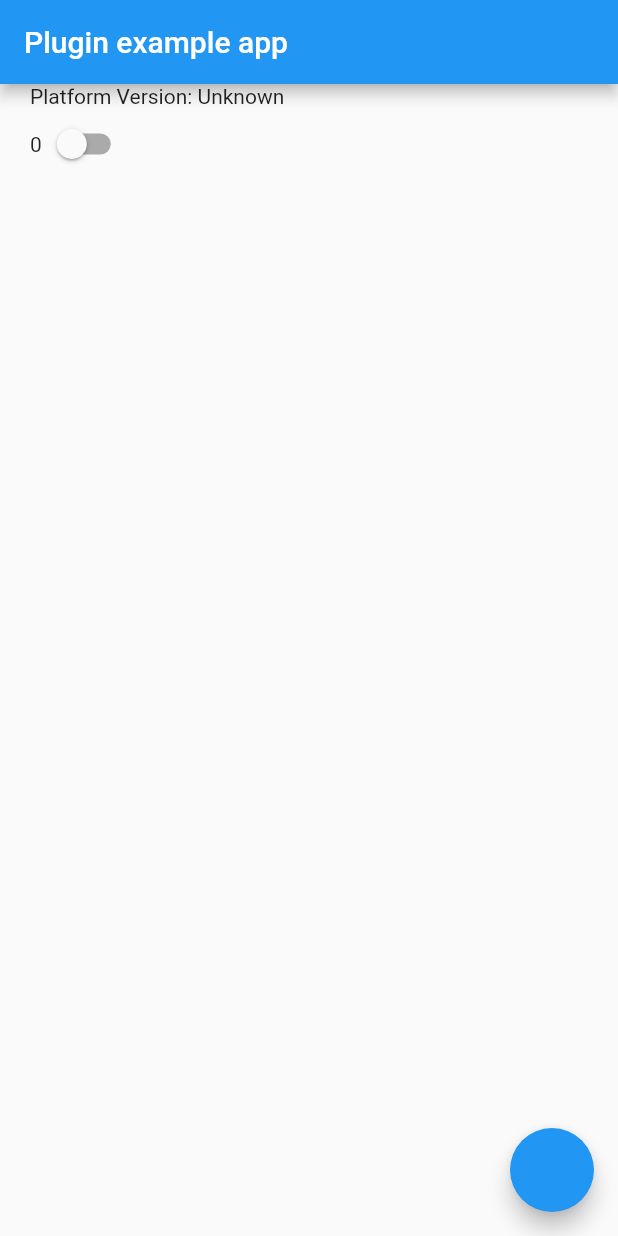
After one commit to SegnoTech/screenshot-flutter, a Flutter app: the screen it shows after launch, after a tap on the "add" icon, on a phone screen of 412 x 824 dp. The commit adds this screen. Run offline on Flutter 3.47's test engine with Material 2 defaults, Android fonts, the phone set to English and light mode, and no system bars; missing offline and left inert: keyboard_event, preference_list, screen_capturer.

Commit message:
added keyboard file

```diff
--- a/lib/home.dart
+++ b/lib/home.dart
@@ -4,6 +4,8 @@ import 'package:flutter/material.dart';
 import 'package:preference_list/preference_list.dart';
 import 'package:screen_capturer/screen_capturer.dart';
 import 'package:path_provider/path_provider.dart';
+
+import 'keyboardcount.dart';
 
 class HomePage extends StatefulWidget {
   const HomePage({Key? key}) : super(key: key);
@@ -127,6 +129,13 @@ class _HomePageState extends State<HomePage> {
         title: const Text('Plugin example app'),
       ),
       body: _buildBody(context),
+      floatingActionButton: FloatingActionButton(
+        onPressed: () {
+          Navigator.push(context,
+              MaterialPageRoute(builder: (context) => KeyboardPressCount()));
+        },
+        child: Icon(Icons.add),
+      ),
     );
   }
 }
--- /dev/null
+++ b/lib/keyboardcount.dart
@@ -0,0 +1,134 @@
+import 'package:flutter/material.dart';
+import 'package:keyboard_event/keyboard_event.dart';
+
+class KeyboardPressCount extends StatefulWidget {
+  const KeyboardPressCount({Key? key}) : super(key: key);
+
+  @override
+  _KeyboardPressCountState createState() => _KeyboardPressCountState();
+}
+
+class _KeyboardPressCountState extends State<KeyboardPressCount> {
+  String _platformVersion = 'Unknown';
+  final List<String> _err = [];
+  final List<String> _event = [];
+  late KeyboardEvent keyboardEvent;
+  int eventNum = 0;
+  bool listenIsOn = false;
+
+  @override
+  void initState() {
+    super.initState();
+    keyboardEvent = KeyboardEvent();
+  }
+
+/*  void keyboardCount() {
+    Switch(
+      value: listenIsOn,
+      onChanged: (bool newValue) {
+        setState(() {
+          listenIsOn = newValue;
+          if (listenIsOn == true) {
+            keyboardEvent.startListening((keyEvent) {
+              setState(() {
+                eventNum++;
+                print("########");
+                print(eventNum);
+                print("KEYPRESS");
+                if (keyEvent.vkName == 'ENTER') {
+                  _event.last += '\n';
+                } else if (keyEvent.vkName == 'BACK') {
+                  _event.removeLast();
+                }
+                if (keyEvent.vkName == 'F5') {
+                  _event.clear();
+                } else {
+                  _event.add(keyEvent.toString());
+                }
+                if (_event.length > 20) {
+                  _event.removeAt(0);
+                }
+                debugPrint(keyEvent.toString());
+              });
+            });
+          } else {
+            keyboardEvent.cancelListening();
+          }
+        });
+      },
+    );
+  }*/
+
+  @override
+  Widget build(BuildContext context) {
+    return MaterialApp(
+      home: Scaffold(
+        appBar: AppBar(
+          title: const Text('Plugin example app'),
+        ),
+        body: LayoutBuilder(
+          builder: (BuildContext context, BoxConstraints viewportConstraints) {
+            return SingleChildScrollView(
+              child: Row(
+                children: [
+                  const SizedBox(
+                    width: 20,
+                  ),
+                  Column(
+                    crossAxisAlignment: CrossAxisAlignment.start,
+                    children: [
+                      Text('Platform Version: $_platformVersion'),
+                      Row(
+                        children: [
+                          Text('$eventNum'),
+                          Switch(
+                            value: listenIsOn,
+                            onChanged: (bool newValue) {
+                              setState(() {
+                                listenIsOn = newValue;
+                                if (listenIsOn == true) {
+                                  keyboardEvent.startListening((keyEvent) {
+                                    setState(() {
+                                      eventNum = eventNum + 1;
+                                      // print(keyEvent);
+                                      print("########");
+                                      print(eventNum);
+                                      print("KEYPRESS");
+                                      // if (keyEvent.vkName == 'ENTER') {
+                                      //   _event.last = '\n';
+                                      // } else if (keyEvent.vkName == 'BACK') {
+                                      //   _event.removeLast();
+                                      // }
+                                      // if (keyEvent.vkName == 'F5') {
+                                      //   _event.clear();
+                                      // } else {
+                                      //   _event.add(keyEvent.toString());
+                                      // }
+                                      // if (_event.length > 20) {
+                                      //   _event.removeAt(0);
+                                      // }
+                                      // debugPrint(keyEvent.toString());
+                                    });
+                                  });
+                                } else {
+                                  keyboardEvent.cancelListening();
+                                }
+                              });
+                            },
+                          ),
+                        ],
+                      ),
+                    ],
+                  ),
+                ],
+              ),
+            );
+          },
+        ),
+        floatingActionButton: FloatingActionButton(
+          onPressed: () {},
+        ),
+      ),
+    );
+  }
+}
--- a/pubspec.yaml
+++ b/pubspec.yaml
@@ -37,10 +37,11 @@ dependencies:
   # image_downloader_web: ^2.0.2
   # flutter_screen_capture: ^1.0.2
   screen_capturer: ^0.1.3
-  bot_toast: ^4.0.3
+  # bot_toast: ^4.0.3
   path_provider: ^2.0.12
   preference_list: ^0.0.1
   # path: ^1.8.3
+  keyboard_event: ^0.3.4
 
 
   # The following adds the Cupertino Icons font to your application.
```
Also changed, not shown: pubspec.lock.
